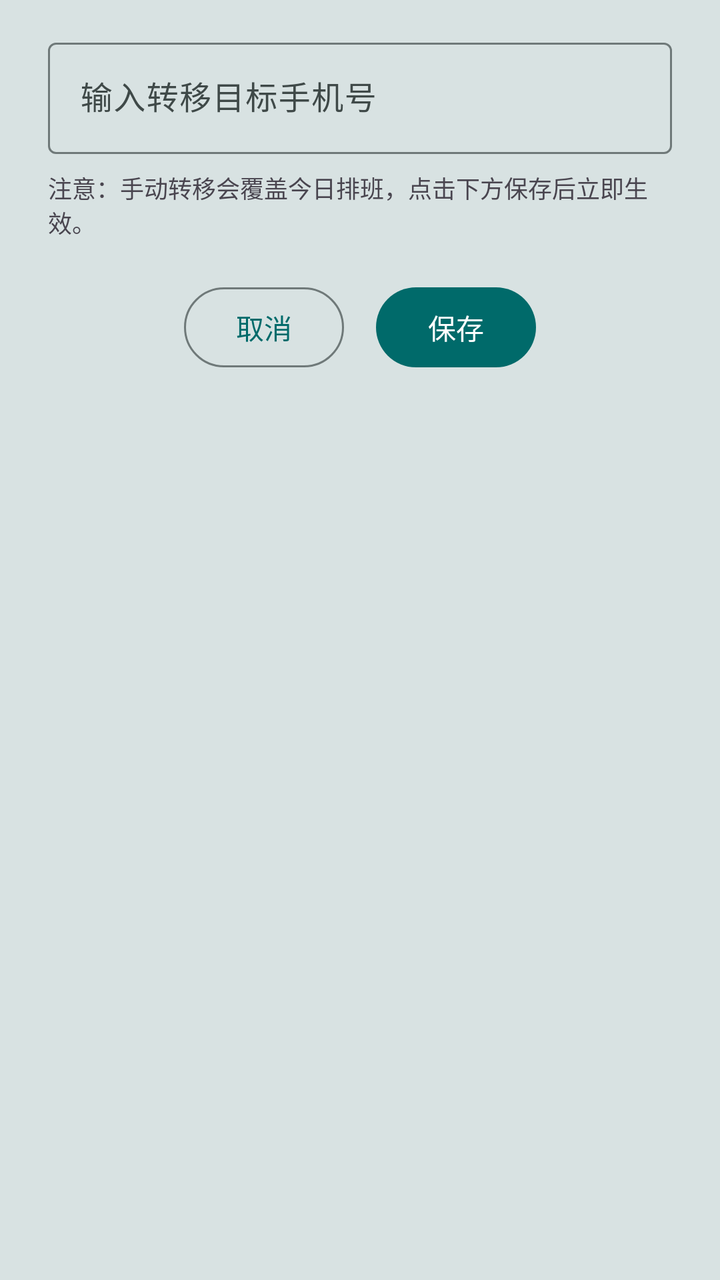
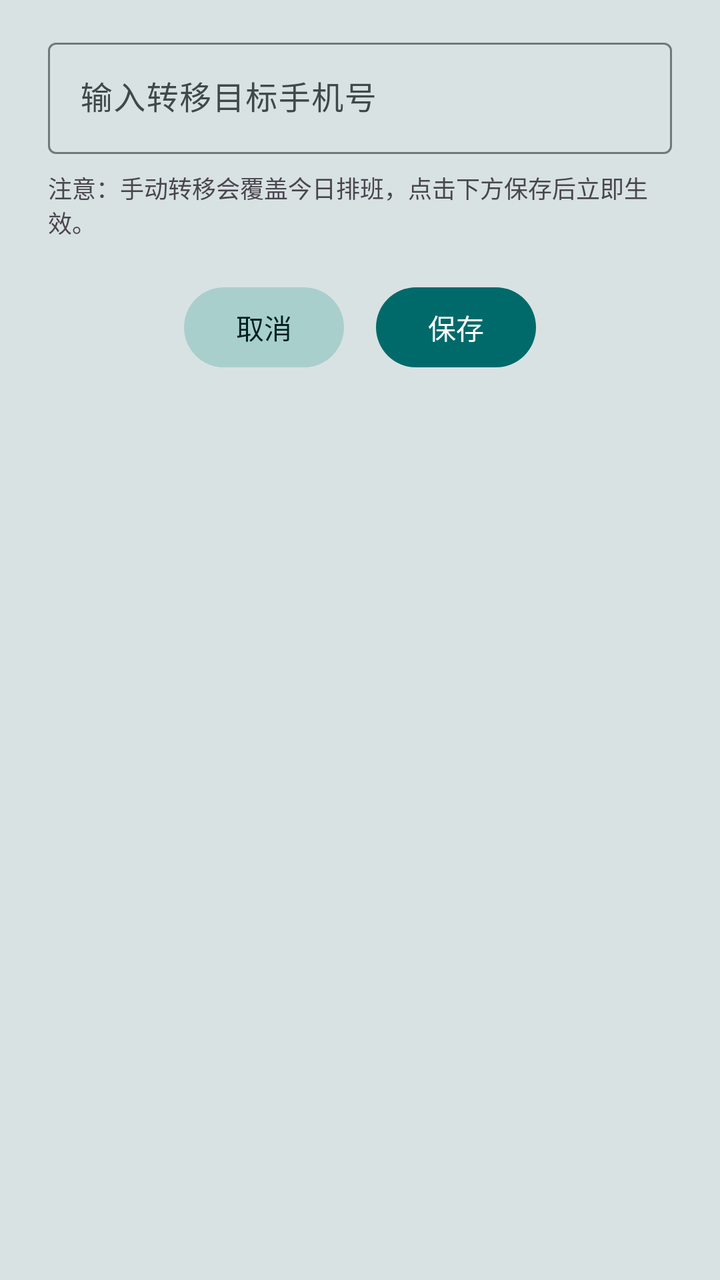

An Android layout rendered at two revisions. The XML below is the earlier revision; the diff shows what the commit changed to produce the second picture.
<!-- AndroidManifest.xml: application theme Theme.DutyCall -->
<!-- res/layout/dialog_manual_transfer.xml -->
<?xml version="1.0" encoding="utf-8"?>
<LinearLayout xmlns:android="http://schemas.android.com/apk/res/android"
    xmlns:app="http://schemas.android.com/apk/res-auto"
    android:layout_width="match_parent"
    android:layout_height="wrap_content"
    android:orientation="vertical"
    android:paddingTop="16dp"
    android:paddingBottom="16dp">

    <com.google.android.material.textfield.TextInputLayout
        android:layout_width="match_parent"
        android:layout_height="wrap_content"
        android:layout_marginHorizontal="24dp"
        android:hint="输入转移目标手机号">

        <com.google.android.material.textfield.TextInputEditText
            android:id="@+id/et_manual_number"
            android:layout_width="match_parent"
            android:layout_height="wrap_content"
            android:inputType="phone"
            android:maxLength="11" />
    </com.google.android.material.textfield.TextInputLayout>

    <TextView
        android:layout_width="match_parent"
        android:layout_height="wrap_content"
        android:layout_marginHorizontal="24dp"
        android:layout_marginTop="8dp"
        android:textSize="12sp"
        android:textColor="?android:attr/textColorSecondary"
        android:text="注意：手动转移会覆盖今日排班，点击下方保存后立即生效。"/>

    <LinearLayout
        android:layout_width="match_parent"
        android:layout_height="wrap_content"
        android:layout_marginTop="24dp"
        android:gravity="center"
        android:orientation="horizontal">

        <com.google.android.material.button.MaterialButton
            android:id="@+id/btn_cancel"
            style="@style/Widget.Material3.Button.OutlinedButton"
            android:layout_width="wrap_content"
            android:layout_height="40dp"
            android:minWidth="80dp"
            android:insetTop="0dp"
            android:insetBottom="0dp"
            android:insetLeft="0dp"
            android:insetRight="0dp"
            android:paddingLeft="0dp"
            android:paddingRight="0dp"
            android:text="取消"
            android:textSize="14sp"
            android:textColor="?attr/colorPrimary"
            app:strokeColor="?attr/colorOutline" />

        <com.google.android.material.button.MaterialButton
            android:id="@+id/btn_confirm"
            android:layout_width="wrap_content"
            android:layout_height="40dp"
            android:layout_marginStart="16dp"
            android:minWidth="80dp"
            android:insetTop="0dp"
            android:insetBottom="0dp"
            android:insetLeft="0dp"
            android:insetRight="0dp"
            android:paddingLeft="0dp"
            android:paddingRight="0dp"
            android:text="保存"
            android:textSize="14sp"
            android:textColor="@color/action_text"
            app:backgroundTint="@color/action_bg" />
    </LinearLayout>
</LinearLayout>
<!-- resources referenced by this layout -->
<resources>
  <color name="action_bg">#006A6A</color>
  <color name="action_text">#FFFFFF</color>
  <style name="Theme.DutyCall" parent="Theme.Material3.DayNight.NoActionBar">
          <item name="android:windowBackground">@color/app_bg</item>
          <item name="colorPrimary">@color/md_primary</item>
          <item name="colorOnPrimary">@color/md_on_primary</item>
          <item name="colorPrimaryContainer">@color/md_primary_container</item>
          <item name="colorOnPrimaryContainer">@color/md_on_primary_container</item>
          <item name="colorSecondary">@color/md_secondary</item>
          <item name="colorOnSecondary">@color/md_on_secondary</item>
          <item name="colorSecondaryContainer">@color/md_secondary_container</item>
          <item name="colorOnSecondaryContainer">@color/md_on_secondary_container</item>
          <item name="colorSurface">@color/md_surface</item>
          <item name="colorOnSurface">@color/md_on_surface</item>
          <item name="colorSurfaceVariant">@color/md_surface_variant</item>
          <item name="colorOnSurfaceVariant">@color/md_on_surface_variant</item>
          <item name="colorOutline">@color/md_outline</item>
          <item name="colorError">@color/md_error</item>
          <item name="colorOnError">@color/md_on_error</item>
          <item name="colorErrorContainer">@color/md_error_container</item>
          <item name="colorOnErrorContainer">@color/md_on_error_container</item>
      </style>
  <color name="app_bg">#D8E2E2</color>
  <color name="md_primary">#006A6A</color>
  <color name="md_on_primary">#FFFFFF</color>
  <color name="md_primary_container">#6FF7F6</color>
  <color name="md_on_primary_container">#002020</color>
  <color name="md_secondary">#4A6363</color>
  <color name="md_on_secondary">#FFFFFF</color>
  <color name="md_secondary_container">#CCE8E7</color>
  <color name="md_on_secondary_container">#051F1F</color>
  <color name="md_surface">#FAFDFC</color>
  <color name="md_on_surface">#191C1C</color>
  <color name="md_surface_variant">#DAE5E4</color>
  <color name="md_on_surface_variant">#3F4948</color>
  <color name="md_outline">#6F7979</color>
  <color name="md_error">#BA1A1A</color>
  <color name="md_on_error">#FFFFFF</color>
  <color name="md_error_container">#FFDAD6</color>
  <color name="md_on_error_container">#410002</color>
</resources>

<!-- the commit's change to res/layout/dialog_manual_transfer.xml (unified diff, before → after) -->
@@ -39,20 +39,12 @@
 
         <com.google.android.material.button.MaterialButton
             android:id="@+id/btn_cancel"
-            style="@style/Widget.Material3.Button.OutlinedButton"
+            style="@style/Widget.DutyCall.Button.Secondary"
             android:layout_width="wrap_content"
             android:layout_height="40dp"
             android:minWidth="80dp"
-            android:insetTop="0dp"
-            android:insetBottom="0dp"
-            android:insetLeft="0dp"
-            android:insetRight="0dp"
-            android:paddingLeft="0dp"
-            android:paddingRight="0dp"
             android:text="取消"
-            android:textSize="14sp"
-            android:textColor="?attr/colorPrimary"
-            app:strokeColor="?attr/colorOutline" />
+            android:textSize="14sp" />
 
         <com.google.android.material.button.MaterialButton
             android:id="@+id/btn_confirm"
<!-- resource entries referenced after the edit -->
@@ -2,8 +2,18 @@
 <resources>
   <color name="action_bg">#006A6A</color>
   <color name="action_text">#FFFFFF</color>
+  <style name="Widget.DutyCall.Button.Secondary" parent="Widget.Material3.Button">
+          <item name="backgroundTint">@color/btn_secondary</item>
+          <item name="android:textColor">@color/btn_secondary_text</item>
+          <item name="cornerRadius">20dp</item>
+          <item name="android:insetTop">0dp</item>
+          <item name="android:insetBottom">0dp</item>
+      </style>
   <style name="Theme.DutyCall" parent="Theme.Material3.DayNight.NoActionBar">
           <item name="android:windowBackground">@color/app_bg</item>
+          <item name="actionBarSize">56dp</item>
+          <item name="android:windowLightStatusBar">true</item>
+          <item name="android:windowLightNavigationBar">true</item>
           <item name="colorPrimary">@color/md_primary</item>
           <item name="colorOnPrimary">@color/md_on_primary</item>
           <item name="colorPrimaryContainer">@color/md_primary_container</item>
@@ -14,7 +24,13 @@
           <item name="colorOnSecondaryContainer">@color/md_on_secondary_container</item>
           <item name="colorSurface">@color/md_surface</item>
           <item name="colorOnSurface">@color/md_on_surface</item>
-          <item name="colorSurfaceVariant">@color/md_surface_variant</item>
+          <item name="colorSurfaceContainerLowest">@color/md_surface_container_lowest</item>
+          <item name="colorSurfaceContainerLow">@color/md_surface_container_low</item>
+          <item name="colorSurfaceContainer">@color/md_surface_container</item>
+          <item name="colorSurfaceContainerHigh">@color/md_surface_container_high</item>
+          <item name="colorSurfaceContainerHighest">@color/md_surface_container_highest</item>
+          <item name="colorSurfaceBright">@color/md_surface_bright</item>
+          <item name="colorSurfaceDim">@color/md_surface_dim</item>        <item name="colorSurfaceVariant">@color/md_surface_variant</item>
           <item name="colorOnSurfaceVariant">@color/md_on_surface_variant</item>
           <item name="colorOutline">@color/md_outline</item>
           <item name="colorError">@color/md_error</item>
@@ -22,6 +38,8 @@
           <item name="colorErrorContainer">@color/md_error_container</item>
           <item name="colorOnErrorContainer">@color/md_on_error_container</item>
       </style>
+  <color name="btn_secondary">#A9CFCD</color>
+  <color name="btn_secondary_text">#00201F</color>
   <color name="app_bg">#D8E2E2</color>
   <color name="md_primary">#006A6A</color>
   <color name="md_on_primary">#FFFFFF</color>
@@ -33,6 +51,13 @@
   <color name="md_on_secondary_container">#051F1F</color>
   <color name="md_surface">#FAFDFC</color>
   <color name="md_on_surface">#191C1C</color>
+  <color name="md_surface_container_lowest">#FFFFFF</color>
+  <color name="md_surface_container_low">#F4F8F7</color>
+  <color name="md_surface_container">#EEF4F3</color>
+  <color name="md_surface_container_high">#E7EFEE</color>
+  <color name="md_surface_container_highest">#DFE9E8</color>
+  <color name="md_surface_bright">#FAFDFC</color>
+  <color name="md_surface_dim">#D4DFDE</color>
   <color name="md_surface_variant">#DAE5E4</color>
   <color name="md_on_surface_variant">#3F4948</color>
   <color name="md_outline">#6F7979</color>
